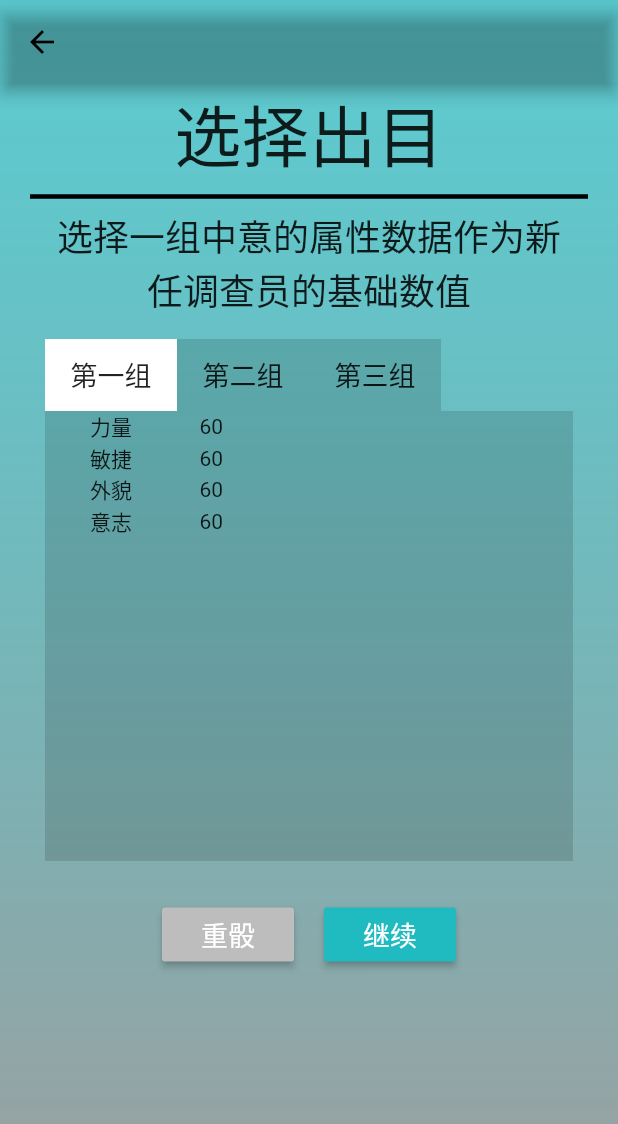
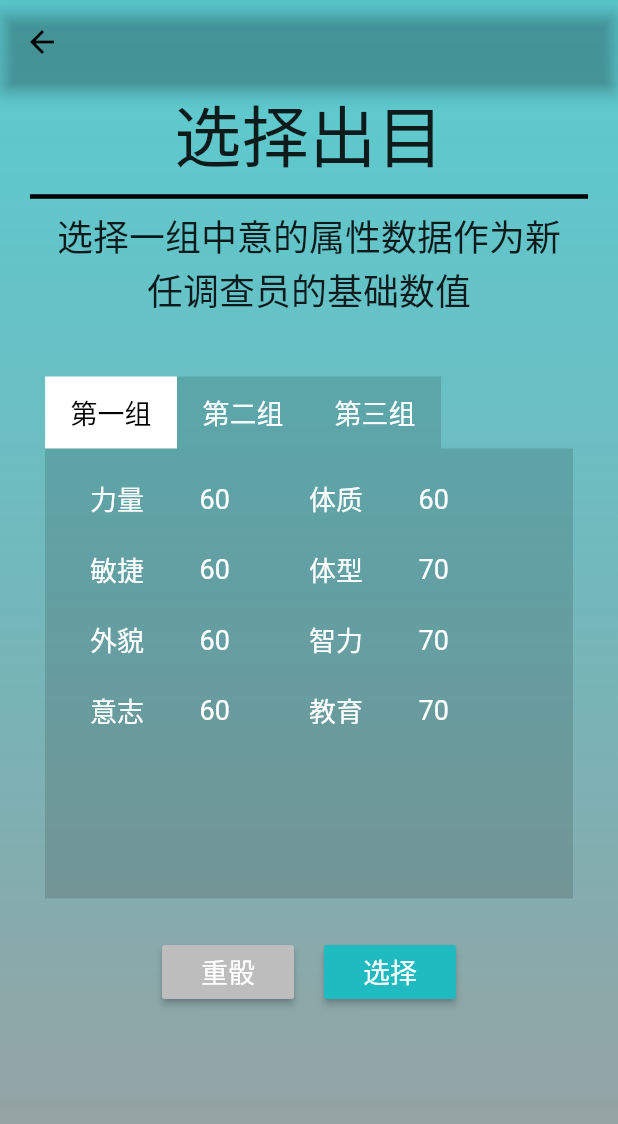
Before and after one commit to ClofiSan/COCTRPG_client, a Flutter app: the CreateGroupPage screen opened directly, after a tap on "重骰", on a phone screen of 412 x 824 dp. Shown: the top 1124 px of the screen. Run offline on Flutter 3.47's test engine with Material 2 defaults, Android fonts, the light colour scheme and no system bars.

Commit message:
create group页面完成；待重构

```diff
--- a/lib/controller/investigator_controller.dart
+++ b/lib/controller/investigator_controller.dart
@@ -33,7 +33,6 @@ class InvestigatorController{
     for(var name in propertyNameLabelMap.keys){
       propertyList.add(_rollProperty(name,propertyNameLabelMap[name], propertyNameRuleMap[name]));
     }
-    print(propertyList.toString());
     return propertyList;
   }
 
--- a/lib/page/create/create_group_page.dart
+++ b/lib/page/create/create_group_page.dart
@@ -20,7 +20,6 @@ class _CreateGroupPage extends State<CreateGroupPage>{
   @override
   void initState(){
     super.initState();
-    List<Property> propertyList = InvestigatorController.loadRandomPropertyList();
     _pageController = PageController();
     _pageView = PageView(
       controller: _pageController,
@@ -52,7 +51,7 @@ class _CreateGroupPage extends State<CreateGroupPage>{
                   duration: Duration(milliseconds: 500),
                   curve: Curves.decelerate);
             },
-            child: Text(text,style: TextStyle(fontSize: 18),)
+            child: Text(text,style: TextStyle(fontSize: 18,color:_currentPage == page ? Colors.black:Colors.white),)
         ),
       ),
     );
@@ -103,7 +102,7 @@ class _CreateGroupPage extends State<CreateGroupPage>{
                 ),
               ),
               Container(
-                margin: EdgeInsets.only(left: 30,top: 15),
+                margin: EdgeInsets.only(left: 30,top: 40),
                 alignment: Alignment.centerLeft,
                 constraints: BoxConstraints(
                   maxWidth:300,
@@ -142,7 +141,22 @@ class _CreateGroupPage extends State<CreateGroupPage>{
                         color: Color(0xffbdbdbd),
                         child: Text("重骰",style: TextStyle(color: Colors.white,fontSize: 18),),
                         onPressed: (){
-
+                          PageView _newPageView = PageView(
+                              controller: _pageController,
+                              children: <Widget>[
+                                RandomPropertyPage(propertyList: InvestigatorController.loadRandomPropertyList(),),
+                                RandomPropertyPage(propertyList: InvestigatorController.loadRandomPropertyList(),),
+                                RandomPropertyPage(propertyList: InvestigatorController.loadRandomPropertyList(),),
+                              ],
+                              onPageChanged: (index){
+                                setState(() {
+                                  _currentPage = index;
+                                });
+                              }
+                          );
+                          setState(() {
+                            _pageView = _newPageView;
+                          });
                         },
                       ),
                     ),
@@ -150,7 +164,7 @@ class _CreateGroupPage extends State<CreateGroupPage>{
                       margin: EdgeInsets.only(left: 20),
                       child:RaisedButton(
                         color: Color(0xff20BAC1),
-                        child: Text("继续",style: TextStyle(color: Colors.white,fontSize: 18),),
+                        child: Text("选择",style: TextStyle(color: Colors.white,fontSize: 18),),
                         onPressed: (){
 
                         },
--- a/lib/page/create/random_property_page.dart
+++ b/lib/page/create/random_property_page.dart
@@ -23,15 +23,17 @@ class _RandomPropertyPage extends State<RandomPropertyPage>{
 
   Widget _buildPropertyFlexWidget(String label,String value){
     return Flex(
+      mainAxisAlignment: MainAxisAlignment.center,
       direction: Axis.horizontal,
+      crossAxisAlignment: CrossAxisAlignment.center,
       children: <Widget>[
         Expanded(
           flex: 1,
-          child: Text(label),
+          child: Text(label,style:TextStyle(fontSize: 18,color: Colors.white,)),
         ),
         Expanded(
           flex: 1,
-          child: Text(value),
+          child: Text(value,style:TextStyle(fontSize: 18,color: Colors.white,)),
         )
       ],
     );
@@ -44,26 +46,32 @@ class _RandomPropertyPage extends State<RandomPropertyPage>{
         Widget flex1 = _buildPropertyFlexWidget(propertyList[i].label,propertyList[i].value.toString());
         Widget flex2;
         if( i + 1 >= propertyList.length){
-          Widget flex2 = _buildPropertyFlexWidget("","");
+           flex2 = _buildPropertyFlexWidget("","");
         }else{
-          Widget flex2 = _buildPropertyFlexWidget(propertyList[++i].label,propertyList[i].value.toString());
+           flex2 = _buildPropertyFlexWidget(propertyList[++i].label,propertyList[i].value.toString());
         }
         _propertyWidgetList.add(
-            new Flex(
+          new Container(
+            margin: EdgeInsets.only(top: 20),
+            child: Flex(
+              mainAxisAlignment: MainAxisAlignment.center,
+              crossAxisAlignment: CrossAxisAlignment.center,
               direction: Axis.horizontal,
               children: <Widget>[
                 Expanded(
                     flex: 1,
                     child: Container(
-                      constraints: BoxConstraints(
-                          maxWidth: 150
-                      ),
-                      child: flex1
+                        alignment: Alignment.center,
+                        constraints: BoxConstraints(
+                            maxWidth: 150
+                        ),
+                        child: flex1
                     )
                 ),
                 Expanded(
                     flex: 1,
                     child: Container(
+                      alignment: Alignment.center,
                       constraints: BoxConstraints(
                           maxWidth: 150
                       ),
@@ -71,7 +79,9 @@ class _RandomPropertyPage extends State<RandomPropertyPage>{
                     )
                 ),
               ],
-            )
+            ),
+          )
+
         );
       }
     }catch (e){
@@ -86,10 +96,8 @@ class _RandomPropertyPage extends State<RandomPropertyPage>{
   @override
   Widget build(BuildContext context) {
     // TODO: implement build
-    return Container(
-      child: Column(
-        children: buildPropertyList(widget.propertyList)
-      ),
+    return Column(
+      children: buildPropertyList(widget.propertyList),
     );
   }
 
```
